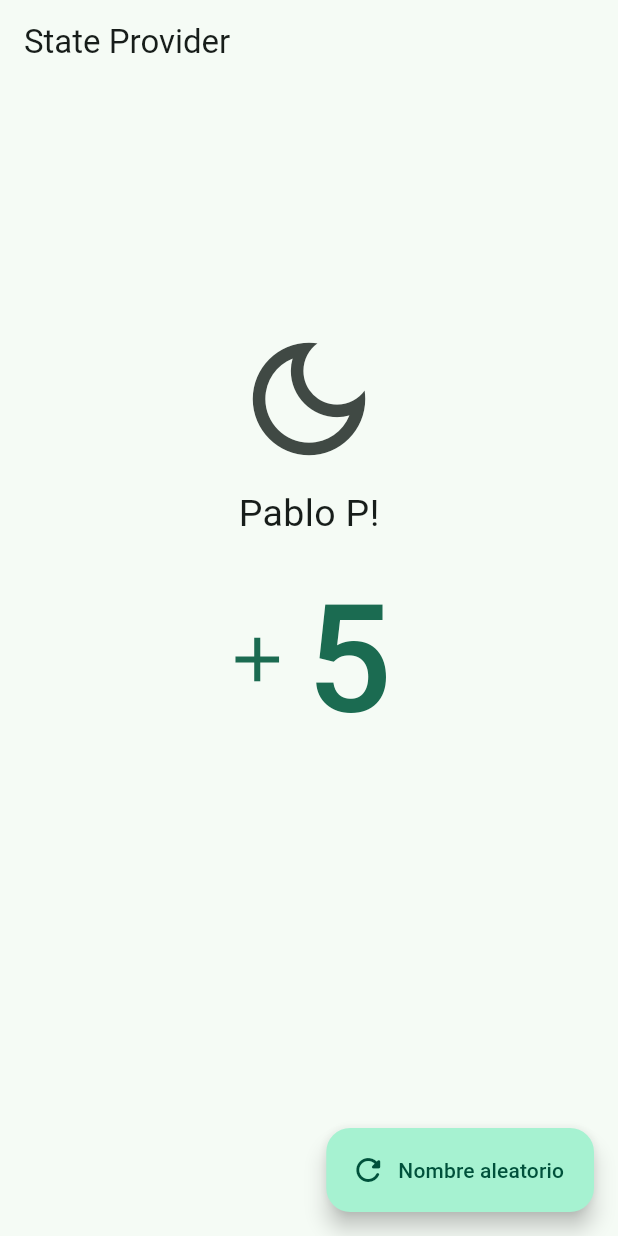
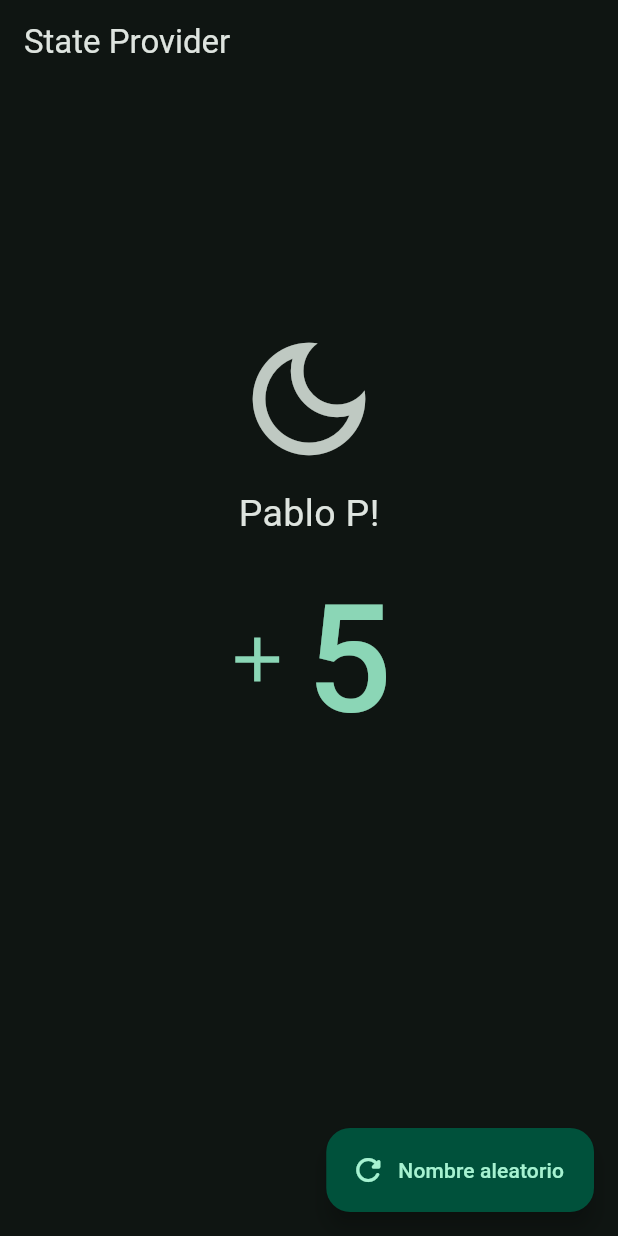
Before and after one commit to tripleP16/riverpod_annotations, a Flutter app: the StateProviderScreen screen opened by its route, after a tap on the "light mode" icon, on a phone screen of 412 x 824 dp. Run offline on Flutter 3.47's test engine with Material 3 defaults, Android fonts, the phone set to English and light mode, and no system bars; our stand-ins replace dio, flutter_riverpod, go_router, riverpod_annotation; missing offline and left inert: random_name_generator; generated files the repository leaves out were written again.

Commit message:
feat: Update MyApp to utilize darkModeProvider for theme management

```diff
--- a/lib/main.dart
+++ b/lib/main.dart
@@ -2,6 +2,7 @@ import 'package:flutter/material.dart';
 import 'package:flutter_riverpod/flutter_riverpod.dart';
 import 'package:riverpod_annotations/config/router/app_router.dart';
 import 'package:riverpod_annotations/config/theme/app_theme.dart';
+import 'package:riverpod_annotations/presentation/providers/state_providers.dart';
 
 void main() => runApp(
       const ProviderScope(
@@ -15,11 +16,12 @@ class MyApp extends ConsumerWidget {
   @override
   Widget build(BuildContext context, WidgetRef ref) {
     final routes = ref.watch(appRouterProvider);
+    final darkTheme = ref.watch(darkModeProvider);
     return MaterialApp.router(
       title: 'Riverpod Providers',
       debugShowCheckedModeBanner: false,
       routerConfig: routes,
-      theme: AppTheme(isDarkmode: false).getTheme(),
+      theme: AppTheme(isDarkmode: darkTheme).getTheme(),
     );
   }
 }
```
